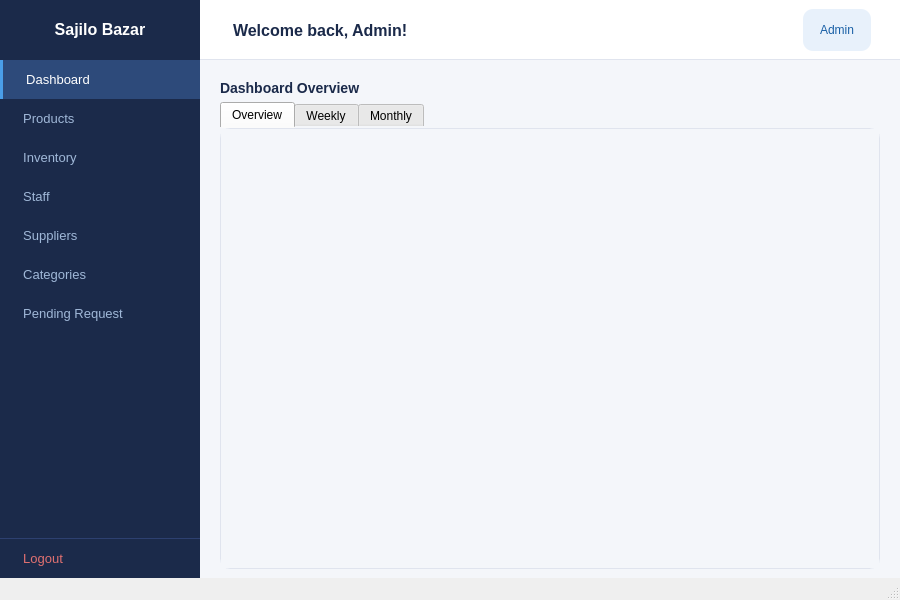
The window that ui/admindashboard.ui (kriitikat/Sajilo-Bazarr) describes before a commit, drawn with Qt 5.
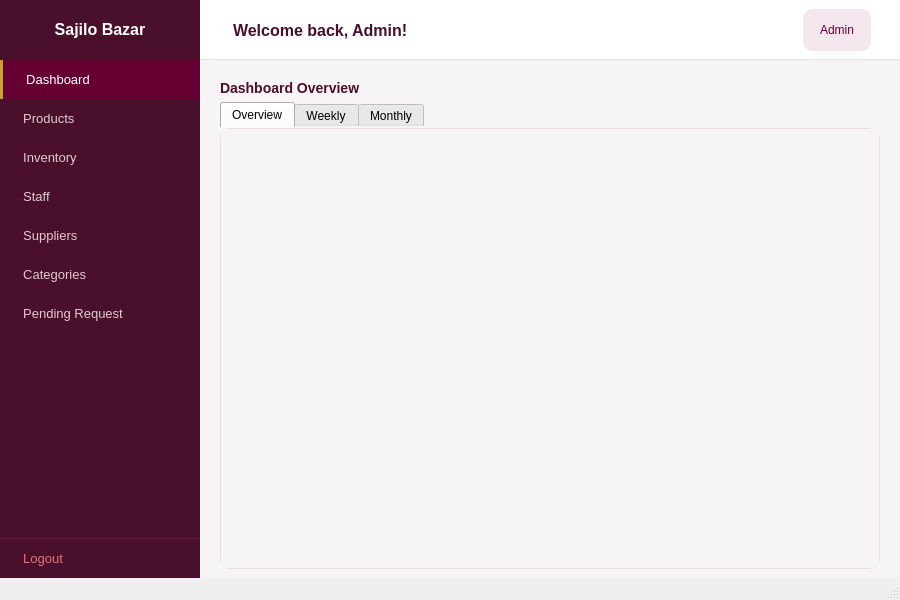
The same window after the commit.

Commit message: Enhance ui of admindashboard pages

What changed in the file:
```diff
--- a/ui/admindashboard.ui
+++ b/ui/admindashboard.ui
@@ -45,7 +45,7 @@
        </size>
       </property>
       <property name="styleSheet">
-       <string>QFrame#sidebarFrame { background-color: #1B2A4A; }</string>
+       <string>QFrame#sidebarFrame { background-color: #4A0F2B; }</string>
       </property>
       <layout class="QVBoxLayout" name="sidebarLayout">
        <property name="spacing">
@@ -66,7 +66,7 @@
        <item>
         <widget class="QLabel" name="logoLabel">
          <property name="styleSheet">
-          <string>QLabel { color: white; font-size: 16px; font-weight: bold; padding: 20px 10px; border-bottom: 1px solid #2d4070; }</string>
+          <string>QLabel { color: white; font-size: 16px; font-weight: bold; padding: 20px 10px; border-bottom: 1px solid #5C1B3A; }</string>
          </property>
          <property name="text">
           <string>Sajilo Bazar</string>
@@ -79,7 +79,7 @@
        <item>
         <widget class="QPushButton" name="btnDashboard">
          <property name="styleSheet">
-          <string>QPushButton { color: white; background-color: #2D4A7A; border-left: 3px solid #4A9EE8; padding: 12px 16px; text-align: left; font-size: 13px; border-top: none; border-right: none; border-bottom: none; }</string>
+          <string>QPushButton { color: white; background-color: #660033; border-left: 3px solid #C9A227; padding: 12px 16px; text-align: left; font-size: 13px; border-top: none; border-right: none; border-bottom: none; }</string>
          </property>
          <property name="text">
           <string>  Dashboard</string>
@@ -89,7 +89,7 @@
        <item>
         <widget class="QPushButton" name="btnProducts">
          <property name="styleSheet">
-          <string>QPushButton { color: #A0B8D8; background-color: transparent; border: none; padding: 12px 16px; text-align: left; font-size: 13px; } QPushButton:hover { background-color: #2D4A7A; color: white; }</string>
+          <string>QPushButton { color: #E3C9D2; background-color: transparent; border: none; padding: 12px 16px; text-align: left; font-size: 13px; } QPushButton:hover { background-color: #660033; color: white; }</string>
          </property>
          <property name="text">
           <string>  Products</string>
@@ -99,7 +99,7 @@
        <item>
         <widget class="QPushButton" name="btnInventory">
          <property name="styleSheet">
-          <string>QPushButton { color: #A0B8D8; background-color: transparent; border: none; padding: 12px 16px; text-align: left; font-size: 13px; } QPushButton:hover { background-color: #2D4A7A; color: white; }</string>
+          <string>QPushButton { color: #E3C9D2; background-color: transparent; border: none; padding: 12px 16px; text-align: left; font-size: 13px; } QPushButton:hover { background-color: #660033; color: white; }</string>
          </property>
          <property name="text">
           <string>  Inventory</string>
@@ -109,7 +109,7 @@
        <item>
         <widget class="QPushButton" name="btnStaff">
          <property name="styleSheet">
-          <string>QPushButton { color: #A0B8D8; background-color: transparent; border: none; padding: 12px 16px; text-align: left; font-size: 13px; } QPushButton:hover { background-color: #2D4A7A; color: white; }</string>
+          <string>QPushButton { color: #E3C9D2; background-color: transparent; border: none; padding: 12px 16px; text-align: left; font-size: 13px; } QPushButton:hover { background-color: #660033; color: white; }</string>
          </property>
          <property name="text">
           <string>  Staff</string>
@@ -119,7 +119,7 @@
        <item>
         <widget class="QPushButton" name="btnSuppliers">
          <property name="styleSheet">
-          <string>QPushButton { color: #A0B8D8; background-color: transparent; border: none; padding: 12px 16px; text-align: left; font-size: 13px; } QPushButton:hover { background-color: #2D4A7A; color: white; }</string>
+          <string>QPushButton { color: #E3C9D2; background-color: transparent; border: none; padding: 12px 16px; text-align: left; font-size: 13px; } QPushButton:hover { background-color: #660033; color: white; }</string>
          </property>
          <property name="text">
           <string>  Suppliers</string>
@@ -129,7 +129,7 @@
        <item>
         <widget class="QPushButton" name="btnCategories">
          <property name="styleSheet">
-          <string>QPushButton { color: #A0B8D8; background-color: transparent; border: none; padding: 12px 16px; text-align: left; font-size: 13px; } QPushButton:hover { background-color: #2D4A7A; color: white; }</string>
+          <string>QPushButton { color: #E3C9D2; background-color: transparent; border: none; padding: 12px 16px; text-align: left; font-size: 13px; } QPushButton:hover { background-color: #660033; color: white; }</string>
          </property>
          <property name="text">
           <string>  Categories</string>
@@ -139,7 +139,7 @@
        <item>
         <widget class="QPushButton" name="btnPending_Request">
          <property name="styleSheet">
-          <string>QPushButton { color: #A0B8D8; background-color: transparent; border: none; padding: 12px 16px; text-align: left; font-size: 13px; } QPushButton:hover { background-color: #2D4A7A; color: white; }</string>
+          <string>QPushButton { color: #E3C9D2; background-color: transparent; border: none; padding: 12px 16px; text-align: left; font-size: 13px; } QPushButton:hover { background-color: #660033; color: white; }</string>
          </property>
          <property name="text">
           <string>  Pending Request</string>
@@ -162,7 +162,7 @@
        <item>
         <widget class="QPushButton" name="btnLogout">
          <property name="styleSheet">
-          <string>QPushButton { color: #e07070; background-color: transparent; border-top: 1px solid #2d4070; border-left: none; border-right: none; border-bottom: none; padding: 12px 16px; text-align: left; font-size: 13px; } QPushButton:hover { background-color: #3a2020; }</string>
+          <string>QPushButton { color: #E2727A; background-color: transparent; border-top: 1px solid #5C1B3A; border-left: none; border-right: none; border-bottom: none; padding: 12px 16px; text-align: left; font-size: 13px; } QPushButton:hover { background-color: #4A1428; }</string>
          </property>
          <property name="text">
           <string>  Logout</string>
@@ -175,7 +175,7 @@
     <item>
      <widget class="QFrame" name="mainFrame">
       <property name="styleSheet">
-       <string>QFrame#mainFrame { background-color: #F4F6FA; }</string>
+       <string>QFrame#mainFrame { background-color: #F7F4F5; }</string>
       </property>
       <layout class="QVBoxLayout" name="mainLayout2">
        <property name="spacing">
@@ -208,13 +208,13 @@
           </size>
          </property>
          <property name="styleSheet">
-          <string>QFrame#topbarFrame { background-color: #FFFFFF; border-bottom: 1px solid #E0E4EE; }</string>
+          <string>QFrame#topbarFrame { background-color: #FFFFFF; border-bottom: 1px solid #E6DEE1; }</string>
          </property>
          <layout class="QHBoxLayout">
           <item>
            <widget class="QLabel" name="welcomeLabel">
             <property name="styleSheet">
-             <string>QLabel { color: #1B2A4A; font-size: 16px; font-weight: bold; padding-left: 20px; }</string>
+             <string>QLabel { color: #4A0F2B; font-size: 16px; font-weight: bold; padding-left: 20px; }</string>
             </property>
             <property name="text">
              <string>Welcome back, Admin!</string>
@@ -237,7 +237,7 @@
           <item>
            <widget class="QLabel" name="adminBadge">
             <property name="styleSheet">
-             <string>QLabel { background-color: #E8F1FB; color: #185FA5; border-radius: 10px; padding: 4px 14px; font-size: 12px; margin-right: 20px; }</string>
+             <string>QLabel { background-color: #F3E6EC; color: #660033; border-radius: 10px; padding: 4px 14px; font-size: 12px; margin-right: 20px; }</string>
             </property>
             <property name="text">
              <string>Admin</string>
@@ -250,7 +250,7 @@
        <item>
         <widget class="QFrame" name="contentFrame">
          <property name="styleSheet">
-          <string>QFrame { background-color: #F4F6FA; }</string>
+          <string>QFrame { background-color: #F7F4F5; }</string>
          </property>
          <layout class="QVBoxLayout">
           <property name="leftMargin">
@@ -265,7 +265,7 @@
           <item>
            <widget class="QLabel" name="statsTitle">
             <property name="styleSheet">
-             <string>QLabel { color: #1B2A4A; font-size: 14px; font-weight: bold; }</string>
+             <string>QLabel { color: #4A0F2B; font-size: 14px; font-weight: bold; }</string>
             </property>
             <property name="text">
              <string>Dashboard Overview</string>
@@ -287,7 +287,7 @@
              </size>
             </property>
             <property name="styleSheet">
-             <string>QTabWidget::pane { background-color: #FFFFFF; border-radius: 10px; border: 1px solid #E0E4EE; }</string>
+             <string>QTabWidget::pane { background-color: #FFFFFF; border-radius: 10px; border: 1px solid #E6DEE1; }</string>
             </property>
             <widget class="QWidget" name="tabOverview">
              <attribute name="title">
```
The commit also changes 18 other files.
